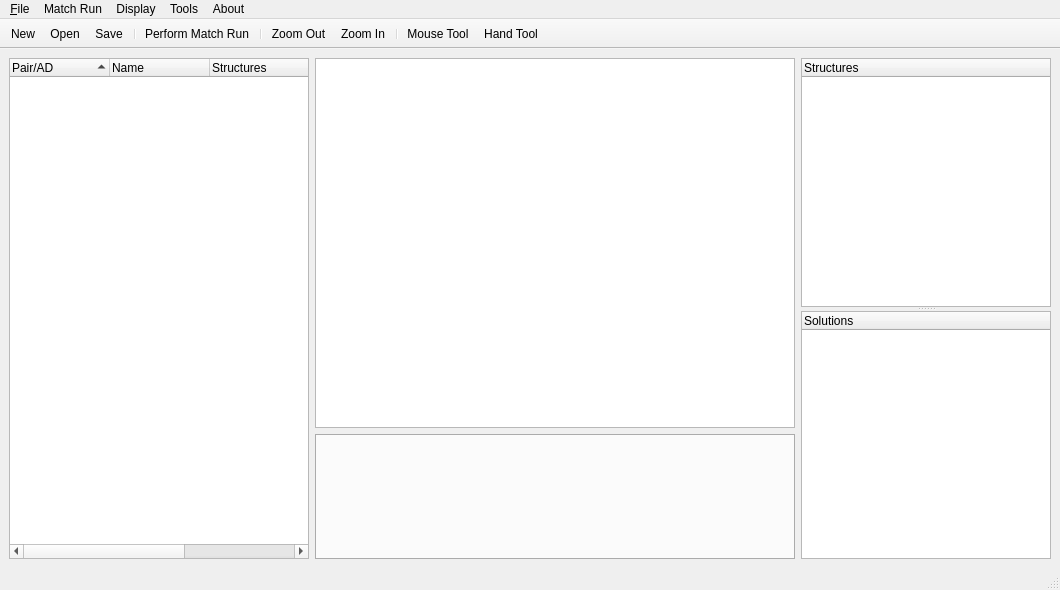
Above: KPD GUI/KPDGUI.ui from mathieubray/KPDGUI before the change. Below: the same form after it.
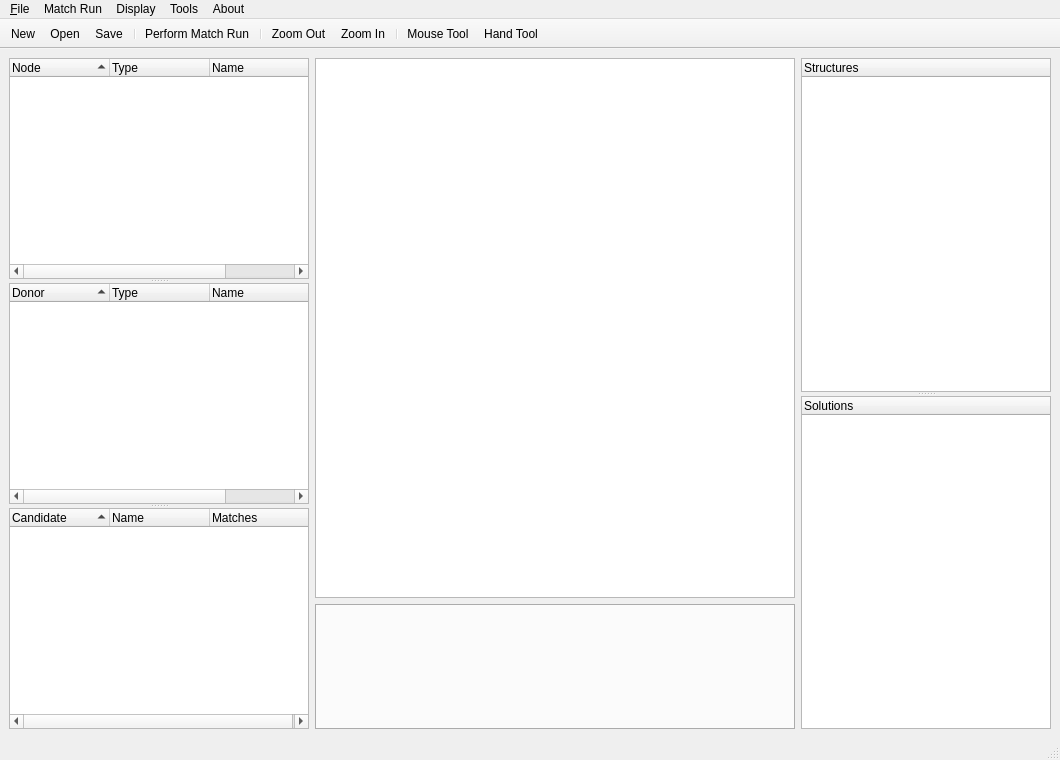
That is the form after the change. Icons and pictures are not drawn. Custom widgets are drawn as their Qt base class.

```diff
--- a/KPD GUI/KPDGUI.ui
+++ b/KPD GUI/KPDGUI.ui
@@ -7,7 +7,7 @@
     <x>0</x>
     <y>0</y>
     <width>1060</width>
-    <height>590</height>
+    <height>760</height>
    </rect>
   </property>
   <property name="minimumSize">
@@ -31,67 +31,152 @@
   </property>
   <widget class="QWidget" name="centralwidget">
    <layout class="QGridLayout" name="gridLayout">
-    <item row="0" column="2">
-     <widget class="QSplitter" name="rightPanelLayout">
+    <item row="0" column="0">
+     <layout class="QHBoxLayout" name="horizontalLayout">
+      <item>
+       <widget class="QSplitter" name="splitter">
       <property name="orientation">
        <enum>Qt::Vertical</enum>
       </property>
       <property name="childrenCollapsible">
        <bool>false</bool>
       </property>
-      <widget class="QTreeWidget" name="structureWidget">
+        <widget class="KPDGUINodeList" name="nodeList">
        <property name="minimumSize">
         <size>
-         <width>250</width>
-         <height>100</height>
+           <width>300</width>
+           <height>0</height>
         </size>
        </property>
        <property name="maximumSize">
         <size>
-         <width>250</width>
+           <width>300</width>
          <height>16777215</height>
         </size>
        </property>
        <property name="editTriggers">
         <set>QAbstractItemView::NoEditTriggers</set>
        </property>
+         <property name="alternatingRowColors">
+          <bool>false</bool>
+         </property>
        <property name="selectionMode">
         <enum>QAbstractItemView::MultiSelection</enum>
        </property>
+         <property name="sortingEnabled">
+          <bool>true</bool>
+         </property>
        <column>
         <property name="text">
-         <string>Structures</string>
-        </property>
-       </column>
-      </widget>
-      <widget class="QTreeWidget" name="solutionWidget">
+           <string>Node</string>
+          </property>
+         </column>
+         <column>
+          <property name="text">
+           <string>Type</string>
+          </property>
+         </column>
+         <column>
+          <property name="text">
+           <string>Name</string>
+          </property>
+         </column>
+         <column>
+          <property name="text">
+           <string>Donors</string>
+          </property>
+         </column>
+        </widget>
+        <widget class="KPDGUINodeList" name="donorList">
        <property name="minimumSize">
         <size>
-         <width>250</width>
-         <height>100</height>
+           <width>300</width>
+           <height>0</height>
         </size>
        </property>
        <property name="maximumSize">
         <size>
-         <width>250</width>
+           <width>300</width>
          <height>16777215</height>
         </size>
        </property>
        <property name="editTriggers">
         <set>QAbstractItemView::NoEditTriggers</set>
        </property>
+         <property name="alternatingRowColors">
+          <bool>false</bool>
+         </property>
        <property name="selectionMode">
         <enum>QAbstractItemView::MultiSelection</enum>
        </property>
+         <property name="sortingEnabled">
+          <bool>true</bool>
+         </property>
        <column>
         <property name="text">
-         <string>Solutions</string>
+           <string>Donor</string>
+          </property>
+         </column>
+         <column>
+          <property name="text">
+           <string>Type</string>
+          </property>
+         </column>
+         <column>
+          <property name="text">
+           <string>Name</string>
+          </property>
+         </column>
+         <column>
+          <property name="text">
+           <string>Matches</string>
+          </property>
+         </column>
+        </widget>
+        <widget class="KPDGUINodeList" name="candidateList">
+         <property name="minimumSize">
+          <size>
+           <width>300</width>
+           <height>0</height>
+          </size>
+         </property>
+         <property name="maximumSize">
+          <size>
+           <width>300</width>
+           <height>16777215</height>
+          </size>
+         </property>
+         <property name="editTriggers">
+          <set>QAbstractItemView::NoEditTriggers</set>
+         </property>
+         <property name="alternatingRowColors">
+          <bool>false</bool>
+         </property>
+         <property name="selectionMode">
+          <enum>QAbstractItemView::MultiSelection</enum>
+         </property>
+         <property name="sortingEnabled">
+          <bool>true</bool>
+         </property>
+         <column>
+          <property name="text">
+           <string>Candidate</string>
+          </property>
+         </column>
+         <column>
+          <property name="text">
+           <string>Name</string>
+          </property>
+         </column>
+         <column>
+          <property name="text">
+           <string>Matches</string>
         </property>
        </column>
       </widget>
      </widget>
     </item>
-    <item row="0" column="1">
+      <item>
      <layout class="QVBoxLayout" name="centralPanelLayout">
       <item>
        <widget class="KPDGUIGraphicsView" name="graphicsView">
@@ -139,68 +224,64 @@
       </item>
      </layout>
     </item>
-    <item row="0" column="0">
-     <layout class="QVBoxLayout" name="leftPanelLayout">
       <item>
-       <widget class="KPDGUIPairList" name="pairWidget">
+       <widget class="QSplitter" name="rightPanelLayout">
+        <property name="orientation">
+         <enum>Qt::Vertical</enum>
+        </property>
+        <property name="childrenCollapsible">
+         <bool>false</bool>
+        </property>
+        <widget class="QTreeWidget" name="structureWidget">
         <property name="minimumSize">
          <size>
-          <width>300</width>
-          <height>0</height>
+           <width>250</width>
+           <height>100</height>
          </size>
         </property>
         <property name="maximumSize">
          <size>
-          <width>300</width>
+           <width>250</width>
           <height>16777215</height>
          </size>
         </property>
         <property name="editTriggers">
          <set>QAbstractItemView::NoEditTriggers</set>
         </property>
-        <property name="alternatingRowColors">
-         <bool>true</bool>
-        </property>
         <property name="selectionMode">
          <enum>QAbstractItemView::MultiSelection</enum>
         </property>
-        <property name="sortingEnabled">
-         <bool>true</bool>
-        </property>
-        <column>
-         <property name="text">
-          <string>Pair/AD</string>
-         </property>
-        </column>
-        <column>
-         <property name="text">
-          <string>Name</string>
-         </property>
-        </column>
         <column>
          <property name="text">
           <string>Structures</string>
          </property>
-         <property name="textAlignment">
-          <set>AlignLeading|AlignVCenter</set>
-         </property>
-        </column>
+         </column>
+        </widget>
+        <widget class="QTreeWidget" name="solutionWidget">
+         <property name="minimumSize">
+          <size>
+           <width>250</width>
+           <height>100</height>
+          </size>
+         </property>
+         <property name="maximumSize">
+          <size>
+           <width>250</width>
+           <height>16777215</height>
+          </size>
+         </property>
+         <property name="editTriggers">
+          <set>QAbstractItemView::NoEditTriggers</set>
+         </property>
+         <property name="selectionMode">
+          <enum>QAbstractItemView::MultiSelection</enum>
+         </property>
         <column>
          <property name="text">
           <string>Solutions</string>
          </property>
-         <property name="textAlignment">
-          <set>AlignLeading|AlignVCenter</set>
-         </property>
-        </column>
-        <column>
-         <property name="text">
-          <string>Compatibilities</string>
-         </property>
-         <property name="textAlignment">
-          <set>AlignLeading|AlignVCenter</set>
-         </property>
-        </column>
+         </column>
+        </widget>
        </widget>
       </item>
      </layout>
@@ -567,9 +648,9 @@
    </slots>
   </customwidget>
   <customwidget>
-   <class>KPDGUIPairList</class>
+   <class>KPDGUINodeList</class>
    <extends>QTreeWidget</extends>
-   <header>KPDGUIPairList.h</header>
+   <header>KPDGUINodeList.h</header>
   </customwidget>
  </customwidgets>
  <tabstops>
```
Lines whose indentation alone changed are shown as unchanged.
